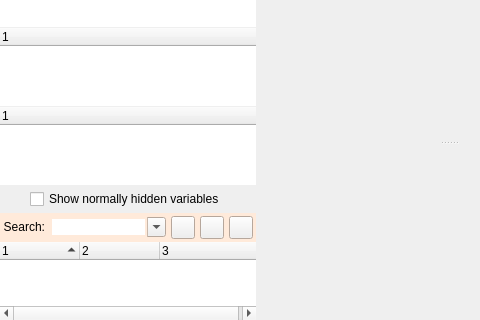
This is src/ui/trigger_editor.ui in Mudlet/Mudlet as Qt 5 draws it before an edit; both pictures show x 0 to 480 and y 368 to 688 of the 636 by 688 pixel window. The edited form follows.
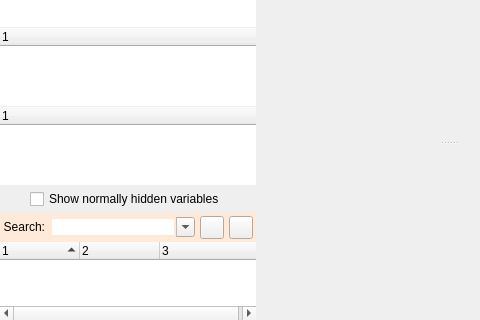
This is the edited form. Custom widgets are drawn as their Qt base class.

Commit message: Optimised clear search results button with a snazzy Qt one

```diff
--- a/src/ui/trigger_editor.ui
+++ b/src/ui/trigger_editor.ui
@@ -575,7 +575,7 @@
               </property>
               <item>
                <widget class="QWidget" name="widget_searchTerm" native="true">
-                <layout class="QGridLayout" name="gridLayout" columnstretch="0,1,0,0,0">
+                <layout class="QGridLayout" name="gridLayout" columnstretch="0,0,0,0">
                  <property name="leftMargin">
                   <number>3</number>
                  </property>
@@ -630,46 +630,6 @@
                   </widget>
                  </item>
                  <item row="0" column="2" alignment="Qt::AlignHCenter|Qt::AlignVCenter">
-                  <widget class="QToolButton" name="button_clearSearchAreaResults">
-                   <property name="sizePolicy">
-                    <sizepolicy hsizetype="Maximum" vsizetype="Maximum">
-                     <horstretch>0</horstretch>
-                     <verstretch>0</verstretch>
-                    </sizepolicy>
-                   </property>
-                   <property name="minimumSize">
-                    <size>
-                     <width>16</width>
-                     <height>16</height>
-                    </size>
-                   </property>
-                   <property name="maximumSize">
-                    <size>
-                     <width>32</width>
-                     <height>32</height>
-                    </size>
-                   </property>
-                   <property name="toolTip">
-                    <string>&lt;html&gt;&lt;head/&gt;&lt;body&gt;&lt;p&gt;Clears the display of the search results area and removes the highlighting in the editor.&lt;/p&gt;&lt;/body&gt;&lt;/html&gt;</string>
-                   </property>
-                   <property name="text">
-                    <string/>
-                   </property>
-                   <property name="iconSize">
-                    <size>
-                     <width>16</width>
-                     <height>16</height>
-                    </size>
-                   </property>
-                   <property name="checkable">
-                    <bool>false</bool>
-                   </property>
-                   <property name="arrowType">
-                    <enum>Qt::NoArrow</enum>
-                   </property>
-                  </widget>
-                 </item>
-                 <item row="0" column="3" alignment="Qt::AlignHCenter|Qt::AlignVCenter">
                   <widget class="QToolButton" name="button_toggleSearchCaseSensitive">
                    <property name="sizePolicy">
                     <sizepolicy hsizetype="Maximum" vsizetype="Maximum">
```
Left out of the diff: 2 changed lines with no effect on the pictures. The commit also changes 2 other files.
